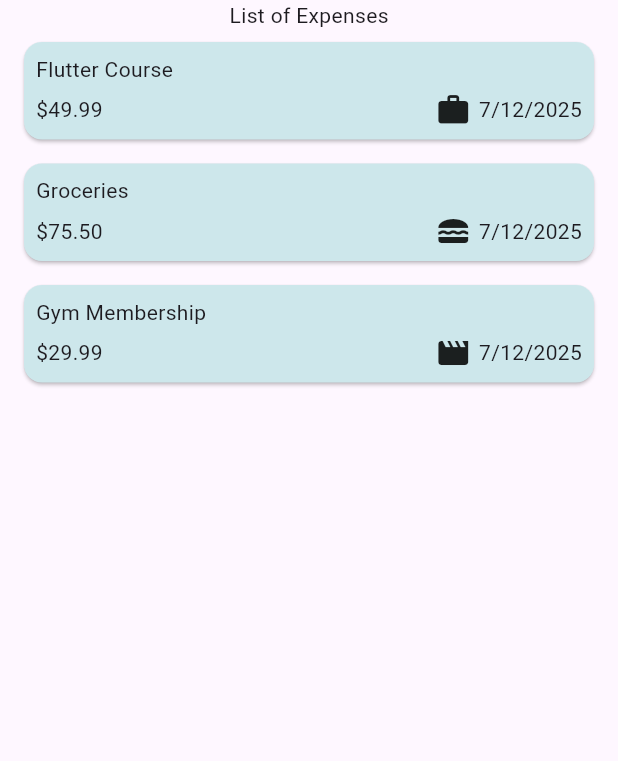
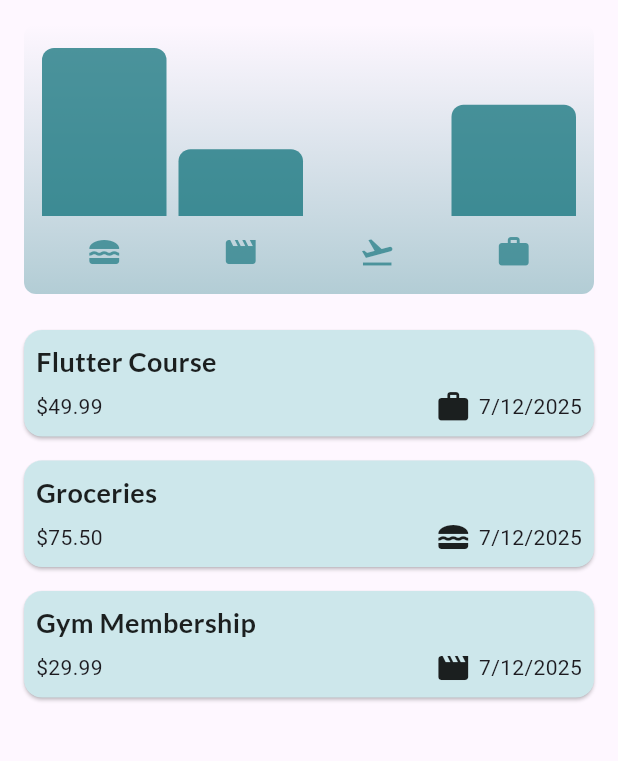
Before and after one commit to ranaahmed786/flutter_expense_tracker, a Flutter app: the screen it shows after launch, on a phone screen of 412 x 824 dp, the part 84-845 px from its top. Run offline on Flutter 3.47's test engine with Material 3 defaults, Android fonts, the phone set to English and light mode, and no system bars; our stand-ins replace google_fonts.

Commit message:
Exprense Tracking App Completed

```diff
--- a/lib/models/expense.dart
+++ b/lib/models/expense.dart
@@ -32,3 +32,24 @@ class Expense {
     return formater.format(date);
   }
 }
+
+class ExpenseBucket {
+  ExpenseBucket({required this.category, required this.totalExpenses});
+  final Category category;
+  double totalExpenses = 0;
+  ExpenseBucket.forCategory(List<Expense> expenses, this.category) {
+    double total = 0;
+    for (final expense in expenses) {
+      if (expense.category == category) {
+        total += expense.amount;
+      }
+    }
+    totalExpenses = total;
+  }
+  double get fill {
+    if (totalExpenses == 0) {
+      return 0;
+    }
+    return totalExpenses! / 100; // Assuming 100 is the max for normalization
+  }
+}
--- /dev/null
+++ b/lib/widgets/chart/chart.dart
@@ -0,0 +1,95 @@
+import 'package:flutter/material.dart';
+
+import 'package:flutter_expense_tracker/widgets/chart/chart_bar.dart';
+import 'package:flutter_expense_tracker/models/expense.dart';
+
+class Chart extends StatelessWidget {
+  const Chart({super.key, required this.expenses});
+
+  final List<Expense> expenses;
+
+  List<ExpenseBucket> get buckets {
+    return [
+      ExpenseBucket.forCategory(expenses, Category.food),
+      ExpenseBucket.forCategory(expenses, Category.leisure),
+      ExpenseBucket.forCategory(expenses, Category.travel),
+      ExpenseBucket.forCategory(expenses, Category.work),
+    ];
+  }
+
+  double get maxTotalExpense {
+    double maxTotalExpense = 0;
+
+    for (final bucket in buckets) {
+      if (bucket.totalExpenses > maxTotalExpense) {
+        maxTotalExpense = bucket.totalExpenses;
+      }
+    }
+
+    return maxTotalExpense;
+  }
+
+  @override
+  Widget build(BuildContext context) {
+    final isDarkMode =
+        MediaQuery.of(context).platformBrightness == Brightness.dark;
+    return Container(
+      margin: const EdgeInsets.all(16),
+      padding: const EdgeInsets.symmetric(vertical: 16, horizontal: 8),
+      width: double.infinity,
+      height: 180,
+      decoration: BoxDecoration(
+        borderRadius: BorderRadius.circular(8),
+        gradient: LinearGradient(
+          colors: [
+            Theme.of(
+              context,
+            ).colorScheme.primary.withAlpha((0.3 * 255).toInt()),
+            Theme.of(
+              context,
+            ).colorScheme.primary.withAlpha((0.0 * 255).toInt()),
+          ],
+          begin: Alignment.bottomCenter,
+          end: Alignment.topCenter,
+        ),
+      ),
+      child: Column(
+        children: [
+          Expanded(
+            child: Row(
+              crossAxisAlignment: CrossAxisAlignment.end,
+              children: [
+                for (final bucket in buckets) // alternative to map()
+                  ChartBar(
+                    fill: bucket.totalExpenses == 0
+                        ? 0
+                        : bucket.totalExpenses / maxTotalExpense,
+                  ),
+              ],
+            ),
+          ),
+          const SizedBox(height: 12),
+          Row(
+            children: buckets
+                .map(
+                  (bucket) => Expanded(
+                    child: Padding(
+                      padding: const EdgeInsets.symmetric(horizontal: 4),
+                      child: Icon(
+                        categoryIcons[bucket.category],
+                        color: isDarkMode
+                            ? Theme.of(context).colorScheme.secondary
+                            : Theme.of(context).colorScheme.primary.withAlpha(
+                                (0.6 * 255).toInt(),
+                              ),
+                      ),
+                    ),
+                  ),
+                )
+                .toList(),
+          ),
+        ],
+      ),
+    );
+  }
+}
--- /dev/null
+++ b/lib/widgets/chart/chart_bar.dart
@@ -0,0 +1,34 @@
+import 'package:flutter/material.dart';
+
+class ChartBar extends StatelessWidget {
+  const ChartBar({super.key, required this.fill});
+
+  final double fill;
+
+  @override
+  Widget build(BuildContext context) {
+    final isDarkMode =
+        MediaQuery.of(context).platformBrightness == Brightness.dark;
+    return Expanded(
+      child: Padding(
+        padding: const EdgeInsets.symmetric(horizontal: 4),
+        child: FractionallySizedBox(
+          heightFactor: fill,
+          child: DecoratedBox(
+            decoration: BoxDecoration(
+              shape: BoxShape.rectangle,
+              borderRadius: const BorderRadius.vertical(
+                top: Radius.circular(8),
+              ),
+              color: isDarkMode
+                  ? Theme.of(context).colorScheme.secondary
+                  : Theme.of(
+                      context,
+                    ).colorScheme.primary.withAlpha((0.7 * 255).toInt()),
+            ),
+          ),
+        ),
+      ),
+    );
+  }
+}
--- a/lib/widgets/expenses.dart
+++ b/lib/widgets/expenses.dart
@@ -1,5 +1,6 @@
 import 'package:flutter/material.dart';
 import 'package:flutter_expense_tracker/models/expense.dart';
+import 'package:flutter_expense_tracker/widgets/chart/chart.dart';
 import 'package:flutter_expense_tracker/widgets/expenseslist/expenses_list.dart';
 import 'package:flutter_expense_tracker/widgets/new_item_overlay.dart';
 
@@ -94,7 +95,7 @@ class _ExpensesState extends State<Expenses> {
       ),
       body: Column(
         children: [
-          Text('List of Expenses'),
+          Chart(expenses: _expenses),
           Expanded(child: handleEmptyList()),
         ],
       ),
--- a/lib/widgets/expenseslist/expense_item.dart
+++ b/lib/widgets/expenseslist/expense_item.dart
@@ -1,5 +1,6 @@
 import 'package:flutter/material.dart';
 import 'package:flutter_expense_tracker/models/expense.dart';
+import 'package:google_fonts/google_fonts.dart';
 
 class ExpenseItem extends StatelessWidget {
   const ExpenseItem(this.expense, {super.key});
@@ -13,7 +14,14 @@ class ExpenseItem extends StatelessWidget {
         child: Column(
           crossAxisAlignment: CrossAxisAlignment.start,
           children: [
-            Text(expense.title),
+            Text(
+              expense.title,
+              style: GoogleFonts.lato(
+                fontSize: 18,
+                fontWeight: FontWeight.bold,
+                color: Colors.black87,
+              ),
+            ),
             SizedBox(height: 5),
             Row(
               children: [
--- a/lib/widgets/my_app.dart
+++ b/lib/widgets/my_app.dart
@@ -4,6 +4,10 @@ import 'package:google_fonts/google_fonts.dart';
 
 final kcolorScheme = ColorScheme.fromSeed(
   seedColor: const Color.fromARGB(255, 5, 184, 200),
+);
+final kdarkColorScheme = ColorScheme.fromSeed(
+  seedColor: const Color.fromARGB(255, 63, 3, 109),
+  brightness: Brightness.dark,
 );
 
 class MyApp extends StatelessWidget {
@@ -13,6 +17,33 @@ class MyApp extends StatelessWidget {
   Widget build(BuildContext context) {
     return MaterialApp(
       title: 'Flutter Expense Tracker',
+      darkTheme: ThemeData.dark().copyWith(
+        colorScheme: kdarkColorScheme,
+        appBarTheme: const AppBarTheme().copyWith(
+          backgroundColor: kdarkColorScheme.onPrimaryContainer,
+          foregroundColor: kdarkColorScheme.primaryContainer,
+        ),
+        cardTheme: const CardThemeData().copyWith(
+          color: kdarkColorScheme.primary,
+          margin: const EdgeInsets.symmetric(horizontal: 16, vertical: 8),
+        ),
+        elevatedButtonTheme: ElevatedButtonThemeData(
+          style: ElevatedButton.styleFrom(
+            backgroundColor: kdarkColorScheme.primaryContainer,
+            foregroundColor: kdarkColorScheme.onPrimaryContainer,
+            shape: RoundedRectangleBorder(
+              borderRadius: BorderRadius.circular(5),
+            ),
+          ),
+        ),
+        textTheme: ThemeData().textTheme.copyWith(
+          titleLarge: GoogleFonts.abrilFatface(
+            fontSize: 24,
+            color: kdarkColorScheme.onPrimaryContainer,
+            fontWeight: FontWeight.w600,
+          ),
+        ),
+      ),
       theme: ThemeData().copyWith(
         colorScheme: kcolorScheme,
         appBarTheme: const AppBarTheme().copyWith(
@@ -40,6 +71,7 @@ class MyApp extends StatelessWidget {
           ),
         ),
       ),
+      themeMode: ThemeMode.system,
       home: const Expenses(),
     );
   }
--- a/lib/widgets/new_item_overlay.dart
+++ b/lib/widgets/new_item_overlay.dart
@@ -88,6 +88,7 @@ class _NewItemOverlayState extends State<NewItemOverlay> {
             maxLength: 50,
             decoration: const InputDecoration(label: Text('Title')),
             controller: _titleController,
+            style: TextStyle(color: Theme.of(context).colorScheme.primary),
           ),
           // This is the Amount TextField
           TextField(
@@ -97,6 +98,11 @@ class _NewItemOverlayState extends State<NewItemOverlay> {
               prefix: Text('\$'),
             ),
             controller: _amountController,
+            style: TextStyle(
+              color: Theme.of(
+                context,
+              ).colorScheme.primary, // Change this to your desired color
+            ),
           ),
           // This is the Category and Date Row
           const SizedBox(height: 20),
@@ -118,7 +124,14 @@ class _NewItemOverlayState extends State<NewItemOverlay> {
                         .map(
                           (item) => DropdownMenuItem<Category>(
                             value: item,
-                            child: Center(child: Text(item.name)),
+                            child: Center(
+                              child: Text(
+                                item.name.toUpperCase(),
+                                style: TextStyle(
+                                  color: Theme.of(context).colorScheme.primary,
+                                ),
+                              ),
+                            ),
                           ),
                         )
                         .toList(),
@@ -146,6 +159,9 @@ class _NewItemOverlayState extends State<NewItemOverlay> {
                         _selectedDate != null
                             ? formater.format(_selectedDate!)
                             : 'No Date Selected',
+                        style: TextStyle(
+                          color: Theme.of(context).colorScheme.primary,
+                        ),
                       ),
                       IconButton(
                         icon: Icon(Icons.calendar_month),
--- a/pubspec.yaml
+++ b/pubspec.yaml
@@ -37,6 +37,7 @@ dependencies:
   uuid: ^4.5.1
   intl: ^0.20.2
   google_fonts: ^6.2.1
+  fl_chart: ^1.0.0
 
 dev_dependencies:
   flutter_test:
```
Also changed, not shown: pubspec.lock.
